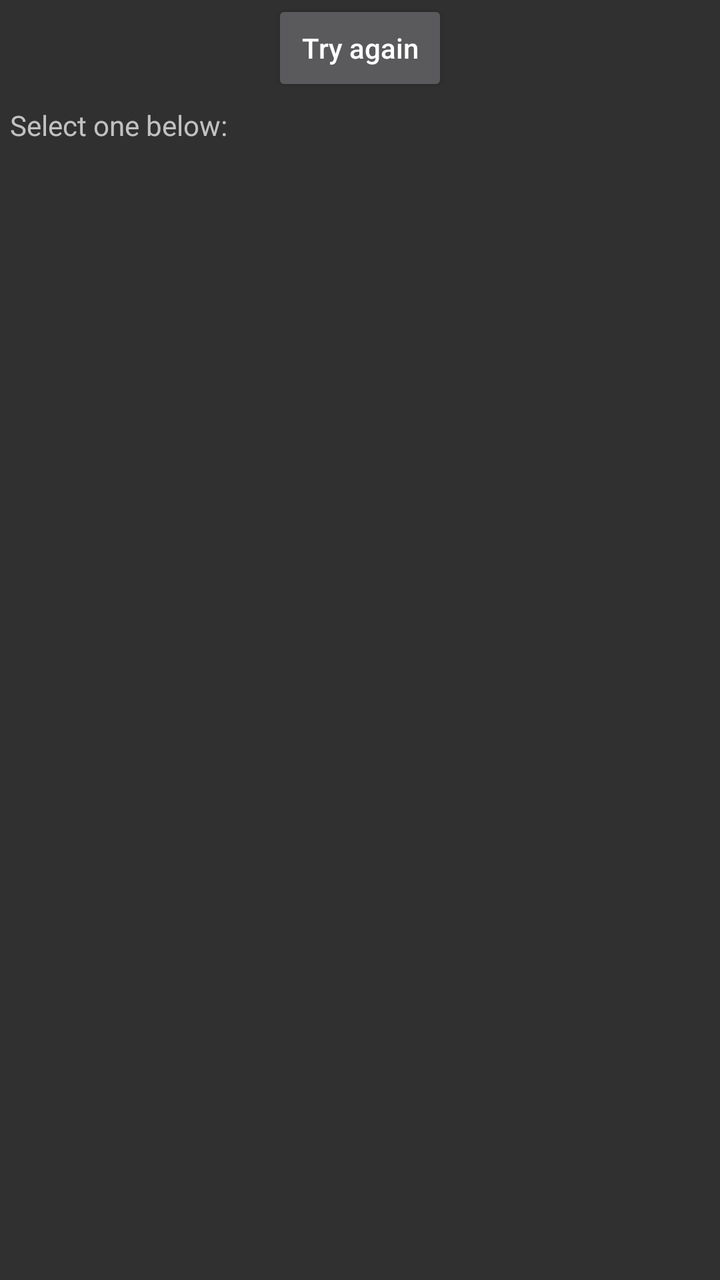
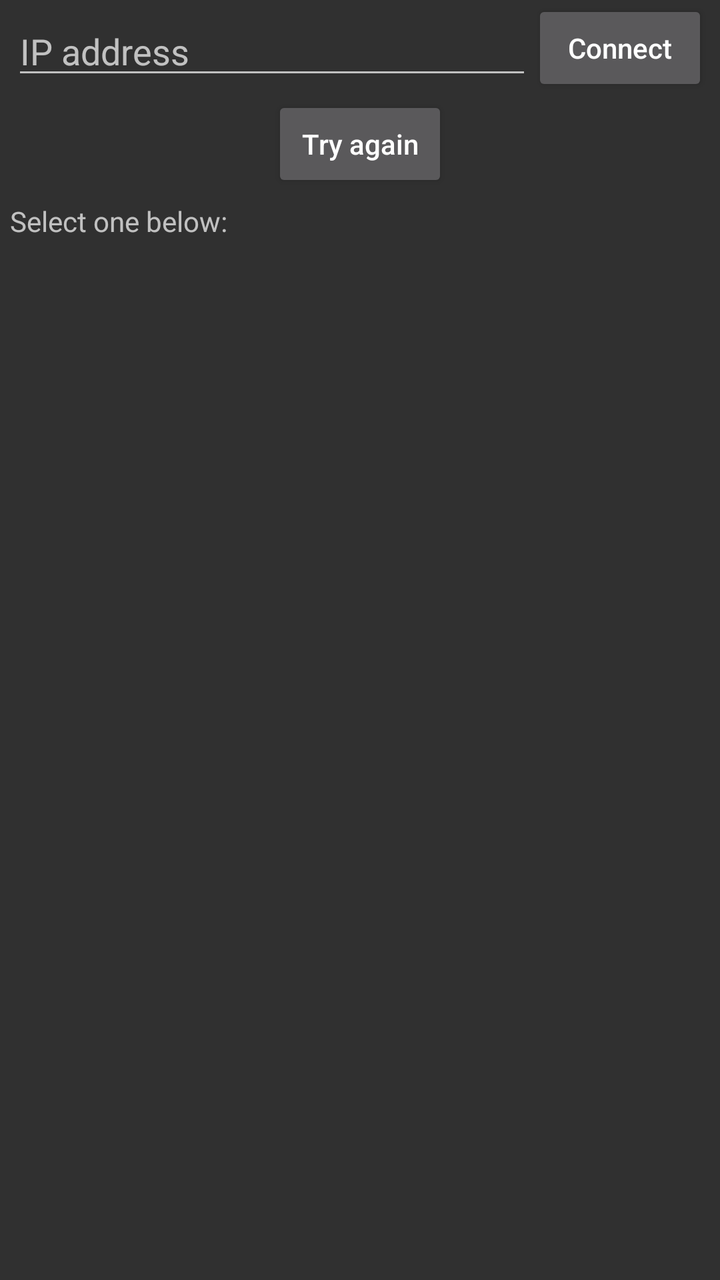

Screens rendered from an Android XML layout before and after an edit, with the pre-edit source and the edit as a unified diff.
<!-- AndroidManifest.xml: application theme SongBookTheme -->
<!-- res/layout/content_connect_to_shared.xml -->
<?xml version="1.0" encoding="utf-8"?>
<LinearLayout xmlns:android="http://schemas.android.com/apk/res/android"
    xmlns:app="http://schemas.android.com/apk/res-auto"
    xmlns:tools="http://schemas.android.com/tools"
    android:layout_width="match_parent"
    android:layout_height="match_parent"
    android:orientation="vertical"
    app:layout_behavior="@string/appbar_scrolling_view_behavior"
    tools:context="com.bence.songbook.ui.activity.ConnectToSharedActivity"
    tools:showIn="@layout/activity_connect_to_shared">

    <Button
        android:id="@+id/tryAgainButton"
        android:layout_width="wrap_content"
        android:layout_height="wrap_content"
        android:layout_gravity="center"
        android:onClick="onTryAgainClick"
        android:text="@string/try_again"
        android:textAllCaps="false" />

    <TextView
        android:id="@+id/textView"
        android:layout_width="match_parent"
        android:layout_height="wrap_content"
        android:paddingLeft="5dp"
        android:paddingTop="5dp"
        android:paddingRight="5dp"
        android:text="@string/select_one_below" />

    <ListView
        android:id="@+id/listView"
        android:layout_width="match_parent"
        android:layout_height="match_parent"
        android:padding="6dp" />
</LinearLayout>
<!-- res/layout/activity_connect_to_shared.xml (included above) -->
<?xml version="1.0" encoding="utf-8"?>
<androidx.coordinatorlayout.widget.CoordinatorLayout
    xmlns:android="http://schemas.android.com/apk/res/android"
    xmlns:app="http://schemas.android.com/apk/res-auto"
    xmlns:tools="http://schemas.android.com/tools"
    android:layout_width="match_parent"
    android:layout_height="match_parent"
    android:orientation="vertical"
    tools:context="com.bence.songbook.ui.activity.ConnectToSharedActivity">

    <com.google.android.material.appbar.AppBarLayout
        android:layout_width="match_parent"
        android:layout_height="wrap_content"
        android:theme="@style/SongBookTheme.AppBarOverlay">

        <androidx.appcompat.widget.Toolbar
            android:id="@+id/toolbar"
            android:layout_width="match_parent"
            android:layout_height="?attr/actionBarSize"
            android:background="?attr/colorPrimary"
            app:popupTheme="@style/SongBookTheme.PopupOverlay"/>

    </com.google.android.material.appbar.AppBarLayout>

    <include layout="@layout/content_connect_to_shared"/>


</androidx.coordinatorlayout.widget.CoordinatorLayout>
<!-- resources referenced by this layout -->
<resources>
  <string name="select_one_below">Select one below:</string>
  <string name="try_again">Try again</string>
  <style name="SongBookTheme.AppBarOverlay" parent="ThemeOverlay.AppCompat.Dark.ActionBar" />
  <style name="SongBookTheme.PopupOverlay" parent="ThemeOverlay.AppCompat.Light">
          <item name="android:itemBackground">@color/primaryTextColor</item>
          <item name="android:actionBarItemBackground">@color/primaryTextColor</item>
      </style>
  <style name="SongBookTheme" parent="Theme.AppCompat.NoActionBar">
          <item name="colorPrimary">@color/black_overlay</item>
          <item name="primaryColor">@color/primaryColor</item>
          <item name="primaryLightColor">@color/primaryLightColor</item>
          <item name="primaryDarkColor">@color/primaryDarkColor</item>
          <item name="secondaryColor">@color/secondaryColor</item>
          <item name="secondaryLightColor">@color/secondaryLightColor</item>
          <item name="secondaryDarkColor">@color/secondaryDarkColor</item>
          <item name="primaryTextColor">@color/primaryTextColor</item>
          <item name="secondaryTextColor">@color/secondaryTextColor</item>
          <item name="secondaryDarkTextColor">@color/secondaryDarkTextColor</item>
          <item name="backgroundC">@color/backgroundC</item>
          <item name="foregroundC">@color/foregroundC</item>
      </style>
  <color name="primaryTextColor">#fffde7</color>
  <color name="black_overlay">#003602</color>
  <color name="primaryColor">#1b5e20</color>
  <color name="primaryLightColor">#1b5e20</color>
  <color name="primaryDarkColor">#eb14350e</color>
  <color name="secondaryColor">#102a00</color>
  <color name="secondaryLightColor">#283593</color>
  <color name="secondaryDarkColor">#014530</color>
  <color name="secondaryTextColor">#e0f7fa</color>
  <color name="secondaryDarkTextColor">#6E797A</color>
  <color name="backgroundC">#000000</color>
  <color name="foregroundC">#FFFFFF</color>
</resources>

<!-- the commit's change to res/layout/content_connect_to_shared.xml (unified diff, before → after) -->
@@ -9,6 +9,34 @@
     tools:context="com.bence.songbook.ui.activity.ConnectToSharedActivity"
     tools:showIn="@layout/activity_connect_to_shared">
 
+    <LinearLayout
+        android:layout_width="match_parent"
+        android:layout_height="wrap_content"
+        android:gravity="center_vertical"
+        android:orientation="horizontal"
+        android:paddingLeft="6dp"
+        android:paddingRight="6dp">
+
+        <EditText
+            android:id="@+id/ipAddressEditText"
+            android:layout_width="0dp"
+            android:layout_height="wrap_content"
+            android:layout_weight="1"
+            android:digits="0123456789."
+            android:hint="@string/enter_ip_address"
+            android:importantForAutofill="no"
+            android:imeOptions="actionGo"
+            android:inputType="textNoSuggestions"
+            android:maxLines="1" />
+
+        <Button
+            android:id="@+id/connectByIpButton"
+            android:layout_width="wrap_content"
+            android:layout_height="wrap_content"
+            android:text="@string/connect"
+            android:textAllCaps="false" />
+    </LinearLayout>
+
     <Button
         android:id="@+id/tryAgainButton"
         android:layout_width="wrap_content"
@@ -17,6 +45,13 @@
         android:onClick="onTryAgainClick"
         android:text="@string/try_again"
         android:textAllCaps="false" />
+
+    <ProgressBar
+        android:id="@+id/searchProgressBar"
+        android:layout_width="wrap_content"
+        android:layout_height="wrap_content"
+        android:layout_gravity="center"
+        android:visibility="gone" />
 
     <TextView
         android:id="@+id/textView"
<!-- resource entries referenced after the edit -->
@@ -1,5 +1,7 @@
 <!-- resources referenced by this layout -->
 <resources>
+  <string name="connect">Connect</string>
+  <string name="enter_ip_address">IP address</string>
   <string name="select_one_below">Select one below:</string>
   <string name="try_again">Try again</string>
   <style name="SongBookTheme.AppBarOverlay" parent="ThemeOverlay.AppCompat.Dark.ActionBar" />
